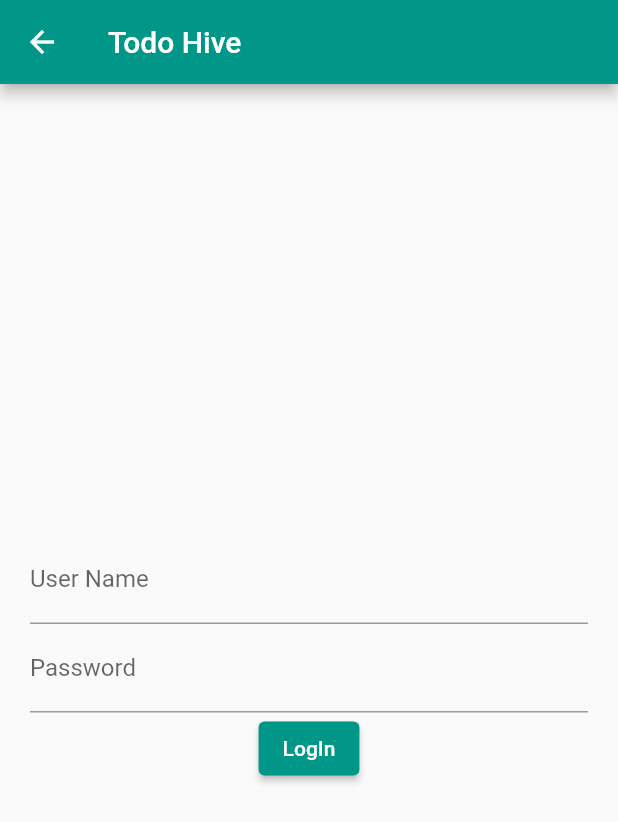
After one commit to saffer4u/sigma, a Flutter app: the TodoHiveHome screen opened by its route, after a tap on "LogIn", on a phone screen of 412 x 824 dp. The commit adds this screen. Shown: the top 822 px of the screen. Run offline on Flutter 3.47's test engine with Material 2 defaults, Android fonts, the phone set to English and light mode, and no system bars; our stand-ins replace bloc, confetti, equatable, firebase_core, flutter_bloc, flutter_inset_box_shadow and 4 more; missing offline and left inert: barcode, dart_ipify; accounts and stored records are empty.

Commit message:
Hive Todo module

```diff
--- a/lib/main_base.dart
+++ b/lib/main_base.dart
@@ -4,6 +4,7 @@ import 'package:firebase_core/firebase_core.dart';
 import 'package:flutter/foundation.dart' show kIsWeb;
 import 'package:flutter/material.dart';
 import 'package:flutter_modular/flutter_modular.dart';
+import 'package:hive_flutter/hive_flutter.dart';
 
 import 'modules/app/app.dart';
 import 'modules/app/sigma_app_modules.dart';
@@ -16,6 +17,7 @@ void runMain({
   runZonedGuarded<Future<void>>(
     () async {
       await _init(configInit: configInit);
+
       runApp(ModularApp(module: SigmaAppModule(), child: App()));
     },
     (error, stack) {
@@ -36,4 +38,5 @@ Future<void> _init({
   }
 
   FlavorConfig flavorConfig = configInit();
+  await Hive.initFlutter();
 }
--- a/lib/modules/app/module_list.dart
+++ b/lib/modules/app/module_list.dart
@@ -1,3 +1,5 @@
+import 'package:sigma/modules/todo_hive/todo_hive_module.dart';
+
 import '../animations/animations_module.dart';
 import '../random/random_module.dart';
 import 'models/module_info.dart';
@@ -12,4 +14,9 @@ final List<ModuleInfo> modulesList = [
     moduleName: "Random Module",
     moduleRoute: RandomModuleRoute.getRoute(RandomModuleRoute.randomHome),
   ),
+  ModuleInfo(
+    moduleName: "Todo Hive Module",
+    moduleRoute:
+        TodoHiveModuleRoutes.getRoute(TodoHiveModuleRoutes.todoHiveHome),
+  ),
 ];
--- a/lib/modules/app/sigma_app_modules.dart
+++ b/lib/modules/app/sigma_app_modules.dart
@@ -1,4 +1,5 @@
 import 'package:flutter_modular/flutter_modular.dart';
+import 'package:sigma/modules/todo_hive/todo_hive_module.dart';
 
 import '../../src/config/flavor_config.dart';
 import '../animations/animations_module.dart';
@@ -18,10 +19,12 @@ class SigmaAppModule extends Module {
         ChildRoute("/", child: (context, args) => HomePage()),
         ModuleRoute(SigmaAppModuleRoute.animations, module: AnimationModule()),
         ModuleRoute(SigmaAppModuleRoute.random, module: RandomModule()),
+        ModuleRoute(SigmaAppModuleRoute.todoHive, module: TodoHiveModule()),
       ];
 }
 
 class SigmaAppModuleRoute {
   static const String animations = '/animations_module';
   static const String random = "/random_module";
+  static const String todoHive = "/todo_hive";
 }
--- /dev/null
+++ b/lib/modules/todo_hive/blocs/home_bloc/hive_home_bloc.dart
@@ -0,0 +1,33 @@
+import 'package:bloc/bloc.dart';
+import 'package:equatable/equatable.dart';
+import 'package:sigma/modules/app/bloc/home_states.dart';
+import 'package:sigma/modules/todo_hive/services/hive_authentication.dart';
+import 'package:sigma/modules/todo_hive/services/hive_todo.dart';
+
+part 'hive_home_event.dart';
+part 'hive_home_state.dart';
+
+class HiveHomeBloc extends Bloc<HiveHomeEvent, HiveHomeState> {
+  final HiveAuthenticationService _auth;
+  final HiveTodoService _todo;
+  HiveHomeBloc(this._auth, this._todo) : super(RegisteringServicesState()) {
+    on<LoginEvent>((event, emitter) async {
+      final user = await _auth.authenticateUser(
+        userName: event.userName,
+        password: event.password,
+      );
+      if (user != null) {
+        emit(HiveSuccessfulLoginState(userName: user));
+        emit(const HiveHomeInitial());
+      }
+    });
+
+    on<RegisterServiceEvent>(
+      (event, emit) async {
+        await _auth.init();
+        await _todo.init();
+        emit(HiveHomeInitial());
+      },
+    );
+  }
+}
--- /dev/null
+++ b/lib/modules/todo_hive/blocs/home_bloc/hive_home_event.dart
@@ -0,0 +1,22 @@
+part of 'hive_home_bloc.dart';
+
+abstract class HiveHomeEvent extends Equatable {
+  const HiveHomeEvent();
+}
+
+class LoginEvent extends HiveHomeEvent {
+  final String userName;
+  final String password;
+
+  const LoginEvent({
+    required this.password,
+    required this.userName,
+  });
+  @override
+  List<Object?> get props => [userName, password];
+}
+
+class RegisterServiceEvent extends HiveHomeEvent {
+  @override
+  List<Object?> get props => [];
+}
--- /dev/null
+++ b/lib/modules/todo_hive/blocs/home_bloc/hive_home_state.dart
@@ -0,0 +1,25 @@
+part of 'hive_home_bloc.dart';
+
+abstract class HiveHomeState extends Equatable {
+  const HiveHomeState();
+}
+
+class HiveHomeInitial extends HiveHomeState {
+  const HiveHomeInitial();
+  @override
+  List<Object?> get props => [];
+}
+
+class HiveSuccessfulLoginState extends HiveHomeState {
+  final String userName;
+
+  const HiveSuccessfulLoginState({required this.userName});
+
+  @override
+  List<Object?> get props => [userName];
+}
+
+class RegisteringServicesState extends HiveHomeState {
+  @override
+  List<Object?> get props => [];
+}
--- /dev/null
+++ b/lib/modules/todo_hive/blocs/todo_bloc/hive_todos_bloc.dart
@@ -0,0 +1,17 @@
+import 'package:bloc/bloc.dart';
+import 'package:equatable/equatable.dart';
+import 'package:sigma/modules/todo_hive/model/hive_task.dart';
+import 'package:sigma/modules/todo_hive/services/hive_todo.dart';
+
+part 'hive_todos_event.dart';
+part 'hive_todos_state.dart';
+
+class HiveTodosBloc extends Bloc<HiveTodosEvent, HiveTodosState> {
+  final HiveTodoService _todoService;
+
+  HiveTodosBloc(this._todoService) : super(HiveTodosInitial()) {
+    on<LoadTodosEvent>((event, emit) {
+      final todos = _todoService.getHiveTasks(userName: event.userName);
+    });
+  }
+}
--- /dev/null
+++ b/lib/modules/todo_hive/model/hive_task.dart
@@ -0,0 +1,18 @@
+import 'package:hive/hive.dart';
+part 'hive_task.g.dart';
+
+@HiveType(typeId: 2)
+class HiveTask extends HiveObject {
+  @HiveField(0)
+  final String user;
+  @HiveField(1)
+  final String task;
+  @HiveField(2)
+  final bool completed;
+
+  HiveTask({
+    required this.user,
+    required this.task,
+    required this.completed,
+  });
+}
--- /dev/null
+++ b/lib/modules/todo_hive/model/hive_user.dart
@@ -0,0 +1,16 @@
+import 'package:hive/hive.dart';
+
+part 'hive_user.g.dart';
+
+@HiveType(typeId: 1)
+class HiveUser extends HiveObject {
+  @HiveField(0)
+  final String userName;
+  @HiveField(1)
+  final String password;
+
+  HiveUser({
+    required this.userName,
+    required this.password,
+  });
+}
--- /dev/null
+++ b/lib/modules/todo_hive/pages/todo_hive_home.dart
@@ -0,0 +1,78 @@
+import 'package:flutter/material.dart';
+import 'package:flutter_bloc/flutter_bloc.dart';
+import 'package:flutter_modular/flutter_modular.dart';
+import 'package:sigma/modules/todo_hive/pages/hive_todos.dart';
+import 'package:sigma/modules/todo_hive/services/hive_authentication.dart';
+import 'package:sigma/modules/todo_hive/services/hive_todo.dart';
+import 'package:sigma/modules/todo_hive/todo_hive_module.dart';
+
+import '../blocs/home_bloc/hive_home_bloc.dart';
+
+class TodoHiveHome extends StatelessWidget {
+  final userNameController = TextEditingController();
+  final passwordController = TextEditingController();
+
+  TodoHiveHome({Key? key}) : super(key: key);
+
+  @override
+  Widget build(BuildContext context) {
+    return Scaffold(
+      appBar: AppBar(
+        title: const Text("Todo Hive"),
+      ),
+      body: Padding(
+        padding: const EdgeInsets.all(20.0),
+        child: Center(
+          child: BlocProvider(
+            create: (context) => HiveHomeBloc(
+                Modular.get<HiveAuthenticationService>(),
+                Modular.get<HiveTodoService>())
+              ..add(RegisterServiceEvent()),
+            child: BlocConsumer<HiveHomeBloc, HiveHomeState>(
+              listener: (context, state) {
+                if (state is HiveSuccessfulLoginState) {
+                  Navigator.of(context).push(MaterialPageRoute(
+                    builder: (context) {
+                      return HiveTodosPage(userName: state.userName);
+                    },
+                  ));
+                }
+              },
+              builder: (context, state) {
+                if (state is HiveHomeInitial) {
+                  return Column(
+                    mainAxisAlignment: MainAxisAlignment.center,
+                    children: [
+                      TextField(
+                        controller: userNameController,
+                        decoration:
+                            const InputDecoration(labelText: "User Name"),
+                      ),
+                      TextField(
+                        controller: passwordController,
+                        obscureText: true,
+                        decoration:
+                            const InputDecoration(labelText: "Password"),
+                      ),
+                      ElevatedButton(
+                        onPressed: () => BlocProvider.of<HiveHomeBloc>(context)
+                            .add(LoginEvent(
+                          password: passwordController.text,
+                          userName: userNameController.text,
+                        )),
+                        child: const Text("LogIn"),
+                      ),
+                    ],
+                  );
+                }
+                return Container(
+                  color: Colors.red,
+                );
+              },
+            ),
+          ),
+        ),
+      ),
+    );
+  }
+}
--- /dev/null
+++ b/lib/modules/todo_hive/services/hive_authentication.dart
@@ -0,0 +1,26 @@
+import 'package:hive/hive.dart';
+import 'package:sigma/modules/todo_hive/model/hive_task.dart';
+import 'package:sigma/modules/todo_hive/model/hive_user.dart';
+
+class HiveAuthenticationService {
+  late Box<HiveUser> _user;
+  Future<void> init() async {
+    Hive.registerAdapter(HiveUserAdapter());
+    _user = await Hive.openBox<HiveUser>("userBox");
+    await _user.add(HiveUser(userName: "aftab", password: "1234"));
+  }
+
+  Future<String?> authenticateUser({
+    required final String userName,
+    required final String password,
+  }) async {
+    final success = await _user.values.any(
+      (element) => element.userName == userName && element.password == password,
+    );
+    if (success) {
+      return userName;
+    } else {
+      return null;
+    }
+  }
+}
--- /dev/null
+++ b/lib/modules/todo_hive/services/hive_todo.dart
@@ -0,0 +1,59 @@
+import 'package:hive/hive.dart';
+import 'package:sigma/modules/todo_hive/model/hive_task.dart';
+
+class HiveTodoService {
+  late Box<HiveTask> _tasks;
+  Future<void> init() async {
+    Hive.registerAdapter(HiveTaskAdapter());
+    _tasks = await Hive.openBox<HiveTask>("hiveTasks");
+    await _tasks.add(HiveTask(
+      user: "aftab",
+      task: "This is a task",
+      completed: true,
+    ));
+  }
+
+  List<HiveTask> getHiveTasks({
+    required String userName,
+  }) {
+    final tasks = _tasks.values.where((element) => element.user == userName);
+    return tasks.toList();
+  }
+
+  void addTask({
+    required final String task,
+    required final String userName,
+  }) {
+    _tasks.add(HiveTask(
+      user: userName,
+      task: task,
+      completed: false,
+    ));
+  }
+
+  Future<void> removeHiveTask(
+      {required String task, required String userName}) async {
+    final taskToRemove = _tasks.values.firstWhere(
+      (element) => element.task == task && element.user == userName,
+    );
+    await taskToRemove.delete();
+  }
+
+  Future<void> updateTask({
+    required String task,
+    required String userName,
+    bool? completed,
+  }) async {
+    final taskToEdit = _tasks.values.firstWhere(
+        (element) => element.task == task && element.user == userName);
+
+    final index = taskToEdit.key as int;
+    await _tasks.put(
+        index,
+        HiveTask(
+          user: userName,
+          task: task,
+          completed: completed ?? taskToEdit.completed,
+        ));
+  }
+}
--- a/pubspec.yaml
+++ b/pubspec.yaml
@@ -54,8 +54,14 @@ dependencies:
   whatsapp_unilink: ^2.0.2
   confetti: ^0.7.0
   flutter_inset_box_shadow: ^1.0.8
+  hive: ^2.2.3
+  hive_flutter: ^1.1.0
+  equatable: ^2.0.3
+
 
 dev_dependencies:
+  hive_generator:
+  build_runner:
   flutter_test:
     sdk: flutter
 
```
Also changed, not shown: lib/modules/todo_hive/blocs/todo_bloc/hive_todos_event.dart (added, +13 -0 lines), lib/modules/todo_hive/blocs/todo_bloc/hive_todos_state.dart (added, +19 -0 lines), lib/modules/todo_hive/pages/hive_todos.dart (added, +44 -0 lines), lib/modules/todo_hive/todo_hive_module.dart (added, +37 -0 lines), lib/modules/todo_hive/model/hive_task.g.dart (added), lib/modules/todo_hive/model/hive_user.g.dart (added), pubspec.lock, 1 other file.
